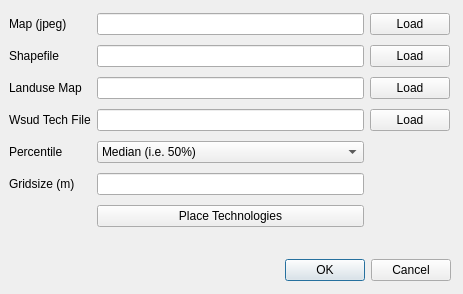
iut-ibk/P8Modules, file src/p8microclimate_gui.ui: the form before one commit.
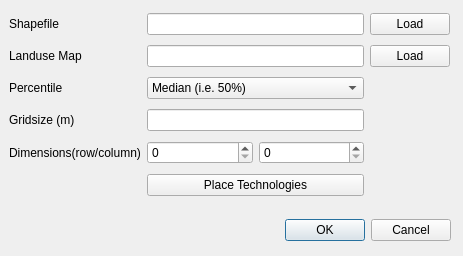
The form after the commit.

Commit message: removed some buttons and stuff which got ported into another gui

The edit to the form file:
```diff
--- a/src/p8microclimate_gui.ui
+++ b/src/p8microclimate_gui.ui
@@ -7,7 +7,7 @@
     <x>0</x>
     <y>0</y>
     <width>463</width>
-    <height>294</height>
+    <height>256</height>
    </rect>
   </property>
   <property name="windowTitle">
@@ -17,7 +17,7 @@
    <property name="geometry">
     <rect>
      <x>230</x>
-     <y>250</y>
+     <y>210</y>
      <width>221</width>
      <height>41</height>
     </rect>
@@ -35,35 +35,35 @@
      <x>9</x>
      <y>9</y>
      <width>441</width>
-     <height>227</height>
+     <height>196</height>
     </rect>
    </property>
    <layout class="QGridLayout" name="gridLayout">
-    <item row="4" column="1">
+    <item row="3" column="1">
+     <widget class="QLabel" name="label_6">
+      <property name="text">
+       <string>Gridsize (m)</string>
+      </property>
+     </widget>
+    </item>
+    <item row="2" column="1">
      <widget class="QLabel" name="label_5">
       <property name="text">
        <string>Percentile</string>
       </property>
      </widget>
     </item>
-    <item row="0" column="3">
-     <widget class="QPushButton" name="pb_map">
-      <property name="text">
-       <string>Load</string>
-      </property>
-     </widget>
-    </item>
-    <item row="1" column="2">
+    <item row="0" column="2">
      <widget class="QLineEdit" name="le_shape"/>
     </item>
-    <item row="1" column="3">
+    <item row="0" column="3">
      <widget class="QPushButton" name="pb_shape">
       <property name="text">
        <string>Load</string>
       </property>
      </widget>
     </item>
-    <item row="2" column="3">
+    <item row="1" column="3">
      <widget class="QPushButton" name="pb_landuse">
       <property name="text">
        <string>Load</string>
@@ -71,60 +71,26 @@
      </widget>
     </item>
     <item row="0" column="1">
-     <widget class="QLabel" name="label">
-      <property name="text">
-       <string>Map (jpeg)</string>
-      </property>
-     </widget>
-    </item>
-    <item row="0" column="2">
-     <widget class="QLineEdit" name="le_map"/>
-    </item>
-    <item row="1" column="1">
      <widget class="QLabel" name="label_2">
       <property name="text">
        <string>Shapefile</string>
       </property>
      </widget>
     </item>
-    <item row="2" column="1">
+    <item row="1" column="1">
      <widget class="QLabel" name="label_3">
       <property name="text">
        <string>Landuse Map</string>
       </property>
      </widget>
     </item>
-    <item row="2" column="2">
+    <item row="1" column="2">
      <widget class="QLineEdit" name="le_landuse"/>
     </item>
-    <item row="5" column="2">
-     <widget class="QLineEdit" name="le_gridsize"/>
-    </item>
-    <item row="5" column="1">
-     <widget class="QLabel" name="label_6">
-      <property name="text">
-       <string>Gridsize (m)</string>
-      </property>
-     </widget>
-    </item>
-    <item row="3" column="1">
-     <widget class="QLabel" name="label_7">
-      <property name="text">
-       <string>Wsud Tech File</string>
-      </property>
-     </widget>
-    </item>
     <item row="3" column="2">
-     <widget class="QLineEdit" name="le_WSUDtech"/>
+     <widget class="QLineEdit" name="le_gridsize"/>
     </item>
-    <item row="3" column="3">
-     <widget class="QPushButton" name="pb_wsud">
-      <property name="text">
-       <string>Load</string>
-      </property>
-     </widget>
-    </item>
-    <item row="4" column="2">
+    <item row="2" column="2">
      <widget class="QComboBox" name="cmb_perc">
       <item>
        <property name="text">
@@ -143,13 +109,30 @@
       </item>
      </widget>
     </item>
-    <item row="6" column="2">
+    <item row="5" column="2">
      <widget class="QPushButton" name="pb_placeTech">
       <property name="text">
        <string>Place Technologies</string>
       </property>
      </widget>
     </item>
+    <item row="4" column="2">
+     <layout class="QGridLayout" name="gridLayout_2">
+      <item row="0" column="0">
+       <widget class="QSpinBox" name="sb_row"/>
+      </item>
+      <item row="0" column="1">
+       <widget class="QSpinBox" name="sb_column"/>
+      </item>
+     </layout>
+    </item>
+    <item row="4" column="1">
+     <widget class="QLabel" name="label_7">
+      <property name="text">
+       <string>Dimensions(row/column)</string>
+      </property>
+     </widget>
+    </item>
    </layout>
   </widget>
  </widget>
```
The commit also changes 1 other file.
